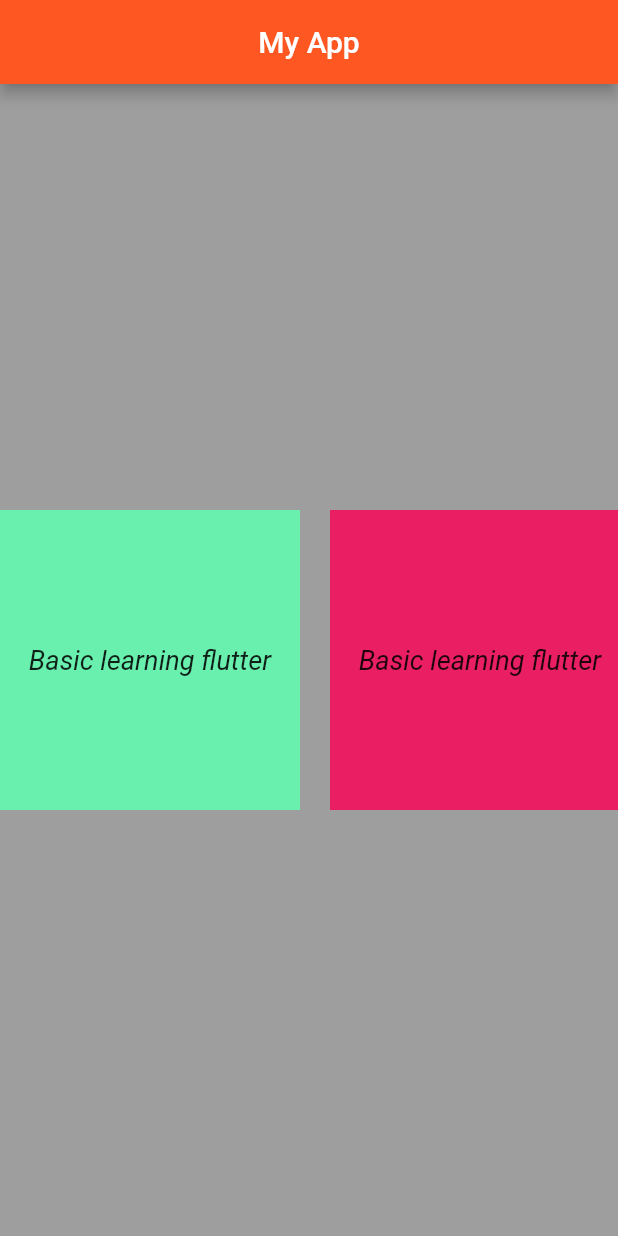
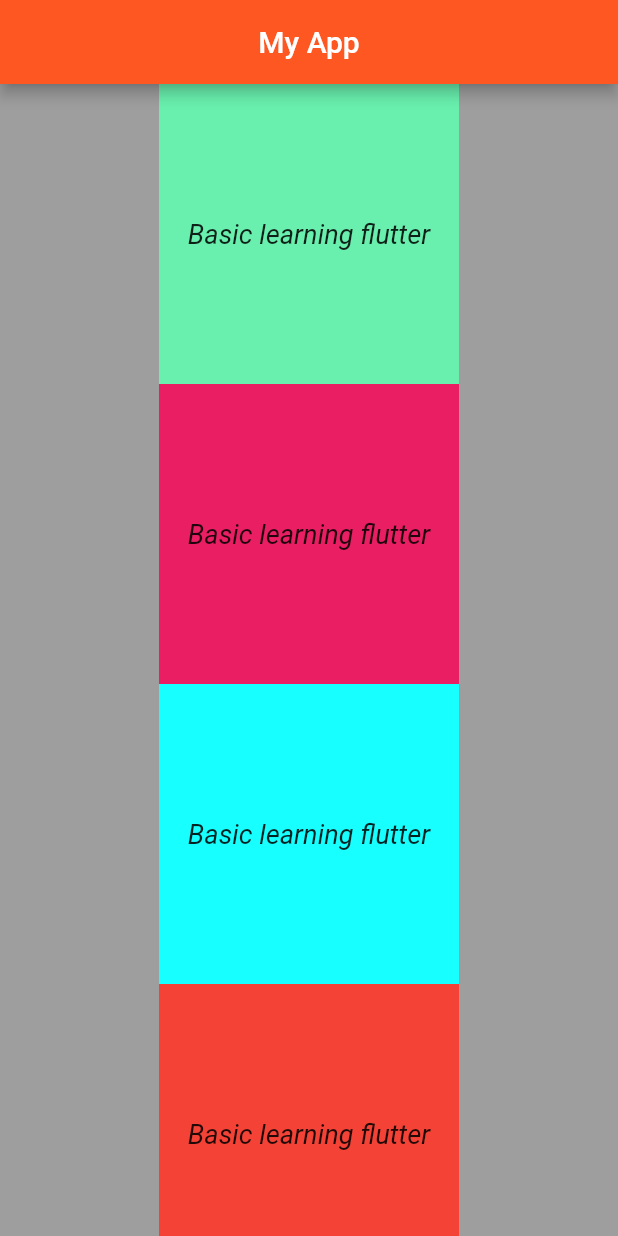
Before and after one commit to arbazfareed/flutter-practice-project, a Flutter app: the screen it shows after launch, on a phone screen of 412 x 824 dp. Run offline on Flutter 3.47's test engine with Material 2 defaults, Android fonts, the phone set to English and light mode, and no system bars.

Commit message:
ScrollDitrction in vertical of Column

```diff
--- a/lib/main.dart
+++ b/lib/main.dart
@@ -22,9 +22,9 @@ class MyApp extends StatelessWidget {
         body: SafeArea(
           child: Center(
             child: SingleChildScrollView(
-              scrollDirection: Axis.horizontal,
+              scrollDirection: Axis.vertical,
 
-              child: Row(
+              child: Column(
                // crossAxisAlignment: CrossAxisAlignment.center,
                // mainAxisAlignment: MainAxisAlignment.center,
 
```
